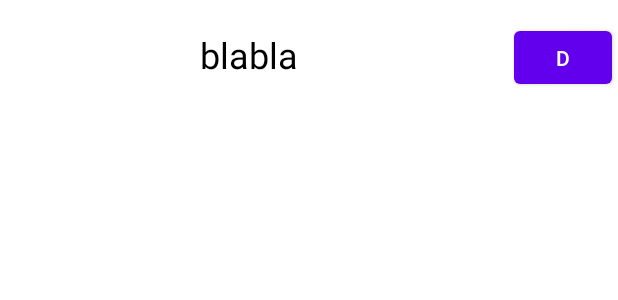
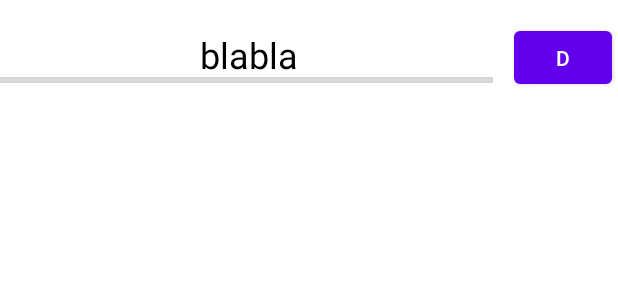
Before and after one commit to GuyKasher/ex8, an Android app: the layout calculate_root_row.xml on its own in the app's theme, with its tools: preview values and no code run, on a phone screen of 412 x 824 dp. Shown: the top 300 px of the screen. Run offline under Robolectric (Android 15) with nearby library versions, the phone set to English and light mode, and no system bars.

Commit message:
third commit

```diff
--- a/app/src/main/java/com/example/calculateroots/MainActivity.java
+++ b/app/src/main/java/com/example/calculateroots/MainActivity.java
@@ -53,7 +53,8 @@ public class MainActivity extends AppCompatActivity {
             public void onChanged(List<WorkInfo> workInfos) {
                 for (WorkInfo workInfo:workInfos){
                     if (workInfo.getState()==WorkInfo.State.RUNNING){
-//                        dataBase.editProgress(int percent);
+                        Data progress = workInfo.getProgress();
+                        dataBase.inProgress(progress.getLong("current",-1),workInfo.getId().toString());
                     }
                     else{
                         Data outputData = workInfo.getOutputData();
--- a/app/src/main/java/com/example/calculateroots/SingleCalculateAdapter.java
+++ b/app/src/main/java/com/example/calculateroots/SingleCalculateAdapter.java
@@ -4,6 +4,7 @@ import android.content.Context;
 import android.view.LayoutInflater;
 import android.view.View;
 import android.view.ViewGroup;
+import android.widget.ProgressBar;
 
 import androidx.annotation.NonNull;
 import androidx.recyclerview.widget.RecyclerView;
@@ -30,7 +31,6 @@ public class SingleCalculateAdapter extends RecyclerView.Adapter<SingleCalculate
         SingleCalculate singleCalculate = this.singleCalculateDataBaseImpl.getCurrentItems().get(position);
 
 
-
         holder.deleteButton.setOnClickListener(v -> {
 
             singleCalculateDataBaseImpl.deleteItem(singleCalculate);
@@ -38,7 +38,8 @@ public class SingleCalculateAdapter extends RecyclerView.Adapter<SingleCalculate
             this.notifyDataSetChanged();
 
         });
-
+        int currentPresent= (int) (singleCalculate.getCurrentNumberInCalculation()/singleCalculate.getInputNumber()*100);
+        holder.progressBar.setProgress(currentPresent);
         holder.rootProgress.setText(singleCalculate.getText());
 
 
--- a/app/src/main/java/com/example/calculateroots/SingleCalculateHolder.java
+++ b/app/src/main/java/com/example/calculateroots/SingleCalculateHolder.java
@@ -3,6 +3,7 @@ package com.example.calculateroots;
 import android.content.Context;
 import android.view.View;
 import android.widget.Button;
+import android.widget.ProgressBar;
 import android.widget.TextView;
 
 import androidx.annotation.NonNull;
@@ -11,6 +12,7 @@ import androidx.recyclerview.widget.RecyclerView;
 public class SingleCalculateHolder extends RecyclerView.ViewHolder {
     TextView rootProgress;
     Button deleteButton;
+    ProgressBar progressBar;
     private final Context context;
 
 
@@ -19,6 +21,8 @@ public class SingleCalculateHolder extends RecyclerView.ViewHolder {
         context=itemView.getContext();
         this.rootProgress = itemView.findViewById(R.id.root_progress_text);
         this.deleteButton=itemView.findViewById(R.id.deleteButton);
+        this.progressBar=itemView.findViewById(R.id.progress_bar);
+
     }
     public Context getContext() {
         return context;
--- a/app/src/main/res/layout/calculate_root_row.xml
+++ b/app/src/main/res/layout/calculate_root_row.xml
@@ -23,6 +23,19 @@
 
         app:layout_constraintEnd_toEndOf="parent" />
 
+    <ProgressBar
+        android:id="@+id/progress_bar"
+
+        style="@style/Widget.AppCompat.ProgressBar.Horizontal"
+        android:layout_width="336dp"
+        android:layout_height="25dp"
+
+        android:layout_marginEnd="84dp"
+        android:layout_marginBottom="4dp"
+        app:layout_constraintBottom_toBottomOf="parent"
+        app:layout_constraintEnd_toEndOf="parent"
+        android:max="100"/>
+
     <Button
         android:id="@+id/deleteButton"
         android:layout_width="65dp"
```
Also changed, not shown: app/src/main/java/com/example/calculateroots/CalculateRootsWorker.java (+7 -2 lines), app/src/main/java/com/example/calculateroots/SingleCalculate.java (+12 -1 lines), app/src/main/java/com/example/calculateroots/SingleCalculateDataBaseImpl.java (+26 -4 lines).
